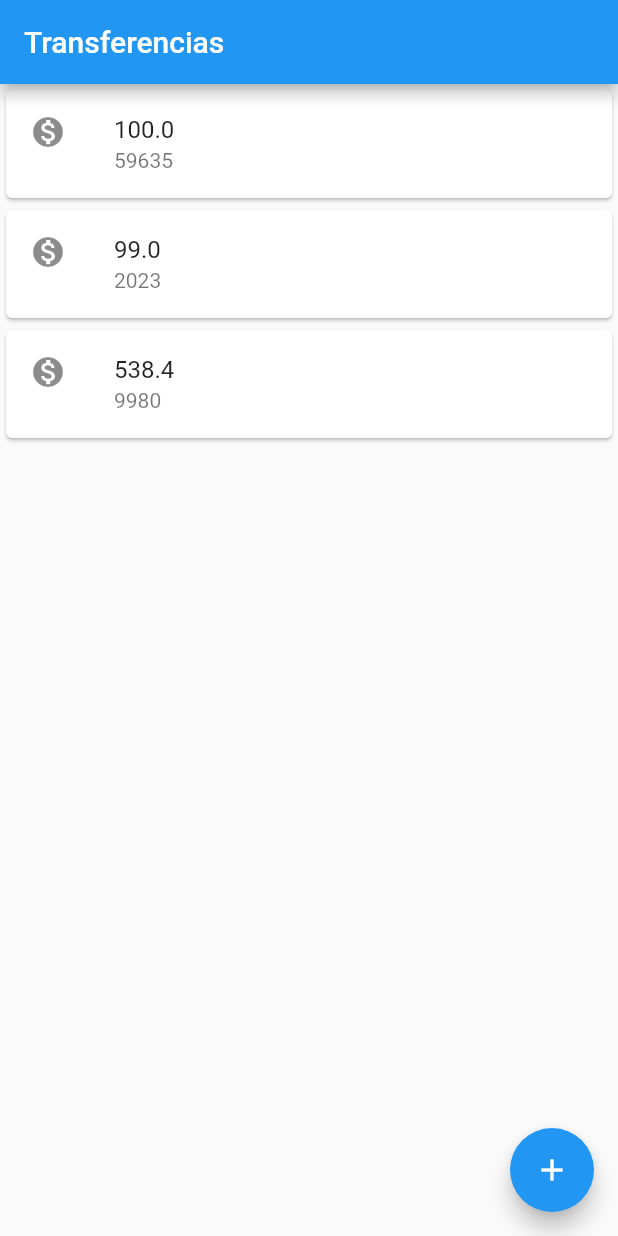
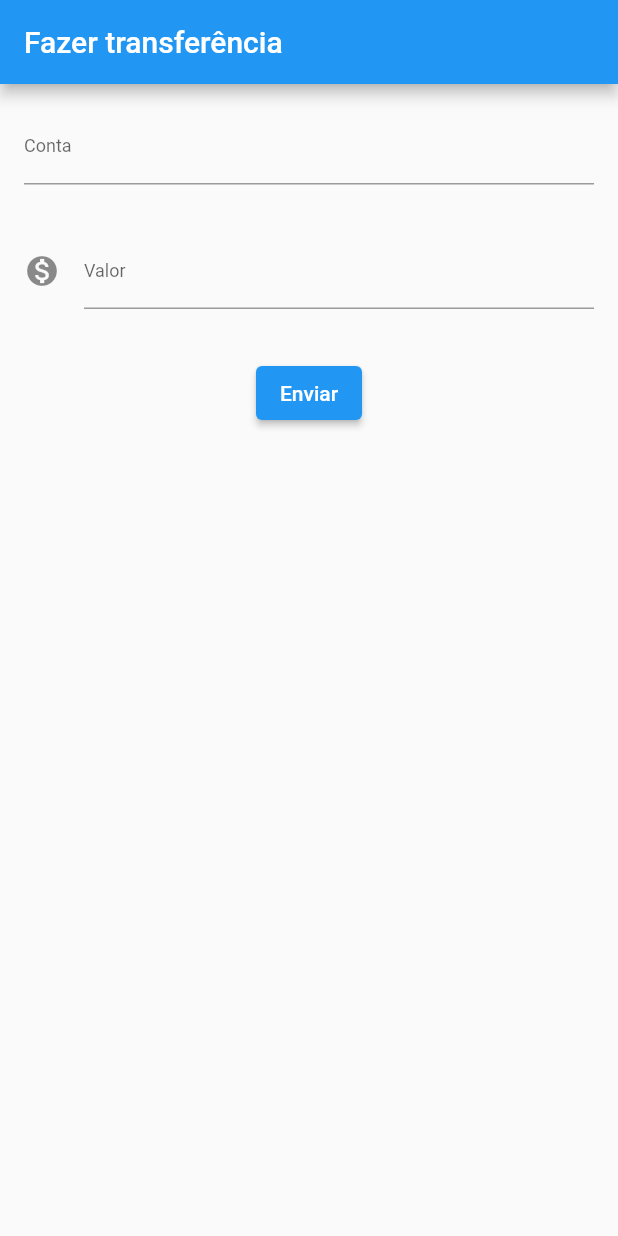
Before and after one commit to dudasc/alura-flutter-fundamentals, a Flutter app: the screen it shows after launch, on a phone screen of 412 x 824 dp. Run offline on Flutter 3.47's test engine with Material 2 defaults, Android fonts, the light colour scheme and no system bars.

Commit message:
feat: form create transfer

```diff
--- a/lib/main.dart
+++ b/lib/main.dart
@@ -1,29 +1,96 @@
 import 'package:flutter/material.dart';
 
-void main() => runApp(
-      MaterialApp(
-        home: Scaffold(
-          appBar: AppBar(title: const Text('Transferencias')),
-          body: TransferList(),
-          floatingActionButton: const FloatingActionButton(
-            child: Icon(Icons.add),
-            onPressed: null,
-          ),
-        ),
+void main() => runApp(const BytebankApp());
+
+class BytebankApp extends StatelessWidget {
+  const BytebankApp({Key? key}) : super(key: key);
+
+  @override
+  Widget build(BuildContext context) {
+    return MaterialApp(
+      home: Scaffold(
+        body: FormTranfer(),
       ),
     );
+  }
+}
+
+class FormTranfer extends StatelessWidget {
+  final TextEditingController _accountNumberController = TextEditingController();
+  final TextEditingController _valueController = TextEditingController();
+
+  FormTranfer({Key? key}) : super(key: key);
+
+  @override
+  Widget build(BuildContext context) {
+    return Scaffold(
+      appBar: AppBar(title: const Text('Fazer transferência')),
+      body: Column(
+        children: <Widget>[
+          Padding(
+            padding: const EdgeInsets.all(16.0),
+            child: TextField(
+              controller: _accountNumberController,
+              style: const TextStyle(fontSize: 12),
+              decoration: const InputDecoration(
+                label: Text('Conta'),
+                hintText: '0000',
+              ),
+            ),
+          ),
+          Padding(
+            padding: const EdgeInsets.all(16.0),
+            child: TextField(
+              controller: _valueController,
+              style: const TextStyle(fontSize: 12),
+              decoration: const InputDecoration(
+                label: Text('Valor'),
+                icon: Icon(Icons.monetization_on),
+                hintText: '0.0',
+              ),
+            ),
+          ),
+          Padding(
+            padding: const EdgeInsets.all(16.0),
+            child: ElevatedButton(
+              onPressed: () {
+                final int? accountNumber = int.tryParse(_accountNumberController.text);
+                final double? value = double.tryParse(_accountNumberController.text);
+
+                if (value != null && accountNumber != null) {
+                  final transfer = Transfer(accountNumber, value);
+
+                  debugPrint('$transfer');
+                }
+              },
+              child: const Text('Enviar'),
+            ),
+          ),
+        ],
+      ),
+    );
+  }
+
+}
 
 class TransferList extends StatelessWidget {
   const TransferList({Key? key}) : super(key: key);
 
   @override
   Widget build(BuildContext context) {
-    return Column(
-      children: [
-        TransferListItem(Transfer(100.0, 59635)),
-        TransferListItem(Transfer(99.0, 2023)),
-        TransferListItem(Transfer(538.4, 9980)),
-      ],
+    return Scaffold(
+      appBar: AppBar(title: const Text('Transferencias')),
+      body: Column(
+        children: [
+          TransferListItem(Transfer(59635, 100.0)),
+          TransferListItem(Transfer(2023, 99.0)),
+          TransferListItem(Transfer(9980, 538.4)),
+        ],
+      ),
+      floatingActionButton: const FloatingActionButton(
+        child: Icon(Icons.add),
+        onPressed: null,
+      ),
     );
   }
 }
@@ -32,7 +99,7 @@ class TransferListItem extends StatelessWidget {
   final Transfer _transfer;
 
   // ignore: use_key_in_widget_constructors
-  TransferListItem(this._transfer);
+  const TransferListItem(this._transfer);
 
   @override
   Widget build(BuildContext context) {
@@ -47,8 +114,13 @@ class TransferListItem extends StatelessWidget {
 }
 
 class Transfer {
+  final int accountNumber;
   final double value;
-  final int accountNumber;
 
-  Transfer(this.value, this.accountNumber);
+  Transfer(this.accountNumber, this.value);
+
+  @override
+  String toString() {
+    return 'Transfer{accountNumber: $accountNumber, value: $value}';
+  }
 }
```
